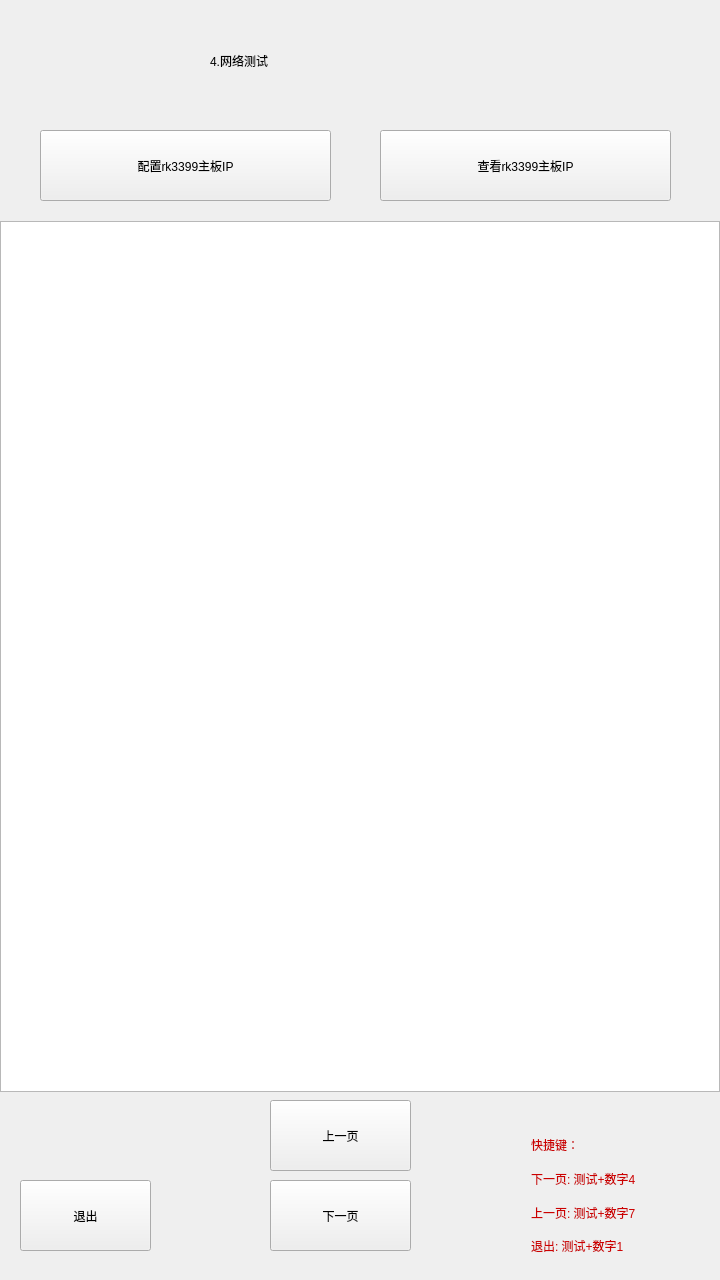
Old version of the form widget.ui in the repository zhaozhi0810/qt5-rk3399-test-2023-03.
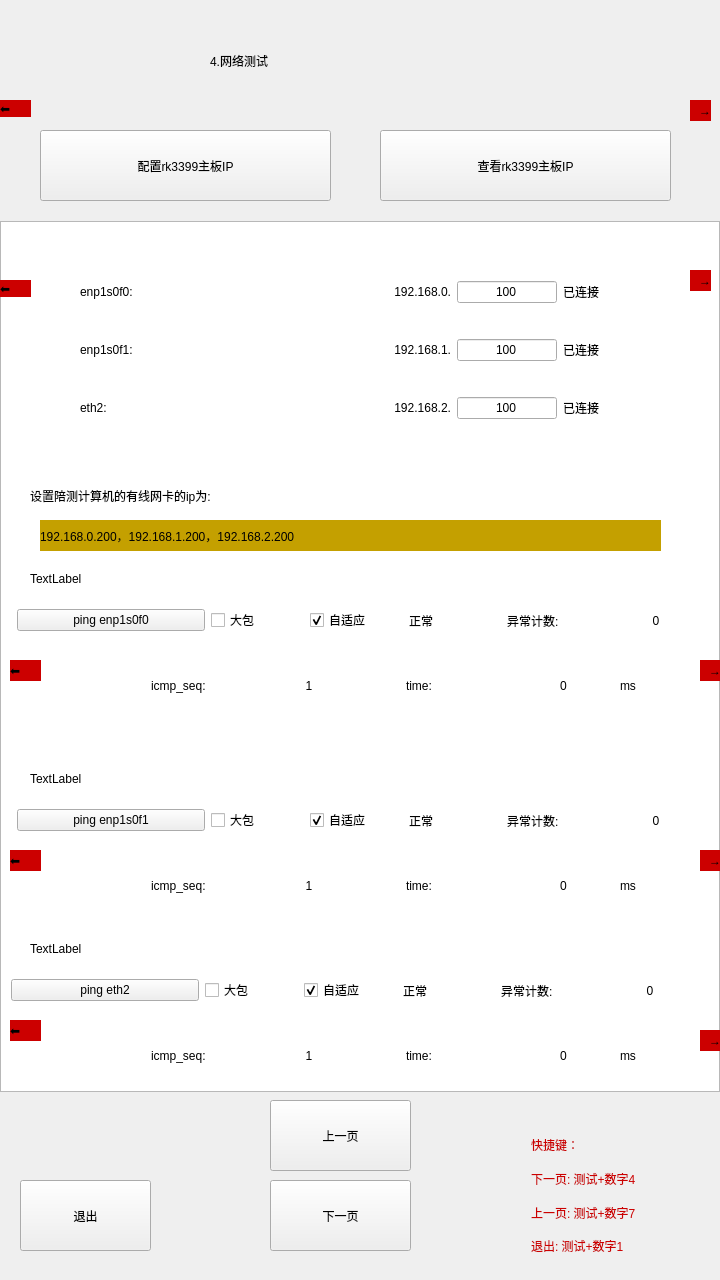
New version of the form. The open tabs and pages were chosen to show the change.

What changed in the file:
```diff
--- a/widget.ui
+++ b/widget.ui
@@ -32,7 +32,7 @@
     </sizepolicy>
    </property>
    <property name="currentIndex">
-    <number>3</number>
+    <number>4</number>
    </property>
    <widget class="QWidget" name="page">
     <widget class="QWidget" name="verticalLayoutWidget">
@@ -2565,6 +2565,192 @@
       <string>TextLabel</string>
      </property>
     </widget>
+    <widget class="QLabel" name="label_26">
+     <property name="geometry">
+      <rect>
+       <x>0</x>
+       <y>100</y>
+       <width>31</width>
+       <height>17</height>
+      </rect>
+     </property>
+     <property name="styleSheet">
+      <string notr="true">font: 20pt &quot;Ubuntu&quot;;
+background-color: rgb(204, 0, 0);</string>
+     </property>
+     <property name="text">
+      <string>⬅</string>
+     </property>
+    </widget>
+    <widget class="QLabel" name="label_27">
+     <property name="geometry">
+      <rect>
+       <x>0</x>
+       <y>280</y>
+       <width>31</width>
+       <height>17</height>
+      </rect>
+     </property>
+     <property name="styleSheet">
+      <string notr="true">font: 20pt &quot;Ubuntu&quot;;
+background-color: rgb(204, 0, 0);</string>
+     </property>
+     <property name="text">
+      <string>⬅</string>
+     </property>
+    </widget>
+    <widget class="QLabel" name="label_32">
+     <property name="geometry">
+      <rect>
+       <x>10</x>
+       <y>660</y>
+       <width>31</width>
+       <height>21</height>
+      </rect>
+     </property>
+     <property name="styleSheet">
+      <string notr="true">font: 20pt &quot;Ubuntu&quot;;
+background-color: rgb(204, 0, 0);</string>
+     </property>
+     <property name="text">
+      <string>⬅</string>
+     </property>
+    </widget>
+    <widget class="QLabel" name="label_33">
+     <property name="geometry">
+      <rect>
+       <x>700</x>
+       <y>1030</y>
+       <width>21</width>
+       <height>21</height>
+      </rect>
+     </property>
+     <property name="styleSheet">
+      <string notr="true">font: 20pt &quot;Ubuntu&quot;;
+background-color: rgb(204, 0, 0);</string>
+     </property>
+     <property name="text">
+      <string>→</string>
+     </property>
+     <property name="alignment">
+      <set>Qt::AlignRight|Qt::AlignTrailing|Qt::AlignVCenter</set>
+     </property>
+    </widget>
+    <widget class="QLabel" name="label_34">
+     <property name="geometry">
+      <rect>
+       <x>10</x>
+       <y>850</y>
+       <width>31</width>
+       <height>21</height>
+      </rect>
+     </property>
+     <property name="styleSheet">
+      <string notr="true">font: 20pt &quot;Ubuntu&quot;;
+background-color: rgb(204, 0, 0);</string>
+     </property>
+     <property name="text">
+      <string>⬅</string>
+     </property>
+    </widget>
+    <widget class="QLabel" name="label_38">
+     <property name="geometry">
+      <rect>
+       <x>10</x>
+       <y>1020</y>
+       <width>31</width>
+       <height>21</height>
+      </rect>
+     </property>
+     <property name="styleSheet">
+      <string notr="true">font: 20pt &quot;Ubuntu&quot;;
+background-color: rgb(204, 0, 0);</string>
+     </property>
+     <property name="text">
+      <string>⬅</string>
+     </property>
+    </widget>
+    <widget class="QLabel" name="label_39">
+     <property name="geometry">
+      <rect>
+       <x>700</x>
+       <y>850</y>
+       <width>21</width>
+       <height>21</height>
+      </rect>
+     </property>
+     <property name="styleSheet">
+      <string notr="true">font: 20pt &quot;Ubuntu&quot;;
+background-color: rgb(204, 0, 0);</string>
+     </property>
+     <property name="text">
+      <string>→</string>
+     </property>
+     <property name="alignment">
+      <set>Qt::AlignRight|Qt::AlignTrailing|Qt::AlignVCenter</set>
+     </property>
+    </widget>
+    <widget class="QLabel" name="label_40">
+     <property name="geometry">
+      <rect>
+       <x>690</x>
+       <y>100</y>
+       <width>21</width>
+       <height>21</height>
+      </rect>
+     </property>
+     <property name="styleSheet">
+      <string notr="true">font: 20pt &quot;Ubuntu&quot;;
+background-color: rgb(204, 0, 0);</string>
+     </property>
+     <property name="text">
+      <string>→</string>
+     </property>
+     <property name="alignment">
+      <set>Qt::AlignRight|Qt::AlignTrailing|Qt::AlignVCenter</set>
+     </property>
+    </widget>
+    <widget class="QLabel" name="label_68">
+     <property name="geometry">
+      <rect>
+       <x>700</x>
+       <y>660</y>
+       <width>21</width>
+       <height>21</height>
+      </rect>
+     </property>
+     <property name="styleSheet">
+      <string notr="true">font: 20pt &quot;Ubuntu&quot;;
+background-color: rgb(204, 0, 0);</string>
+     </property>
+     <property name="text">
+      <string>→</string>
+     </property>
+     <property name="alignment">
+      <set>Qt::AlignRight|Qt::AlignTrailing|Qt::AlignVCenter</set>
+     </property>
+    </widget>
+    <widget class="QLabel" name="label_69">
+     <property name="geometry">
+      <rect>
+       <x>690</x>
+       <y>270</y>
+       <width>21</width>
+       <height>21</height>
+      </rect>
+     </property>
+     <property name="styleSheet">
+      <string notr="true">font: 20pt &quot;Ubuntu&quot;;
+background-color: rgb(204, 0, 0);</string>
+     </property>
+     <property name="text">
+      <string>→</string>
+     </property>
+     <property name="alignment">
+      <set>Qt::AlignRight|Qt::AlignTrailing|Qt::AlignVCenter</set>
+     </property>
+    </widget>
+    <zorder>textBrowser_ifconfig</zorder>
     <zorder>verticalLayoutWidget_6</zorder>
     <zorder>label_Page2_title_2</zorder>
     <zorder>pushButton_3</zorder>
@@ -2584,7 +2770,16 @@
     <zorder>label_ping_reson3</zorder>
     <zorder>label_ping_reson2</zorder>
     <zorder>label_ping_reson1</zorder>
-    <zorder>textBrowser_ifconfig</zorder>
+    <zorder>label_26</zorder>
+    <zorder>label_27</zorder>
+    <zorder>label_32</zorder>
+    <zorder>label_33</zorder>
+    <zorder>label_34</zorder>
+    <zorder>label_38</zorder>
+    <zorder>label_39</zorder>
+    <zorder>label_40</zorder>
+    <zorder>label_68</zorder>
+    <zorder>label_69</zorder>
    </widget>
    <widget class="QWidget" name="page_4">
     <widget class="QLabel" name="label_Page2_title_3">
@@ -2608,7 +2803,7 @@
       <rect>
        <x>60</x>
        <y>720</y>
-       <width>601</width>
+       <width>631</width>
        <height>291</height>
       </rect>
      </property>
@@ -2621,9 +2816,9 @@
      <widget class="QPushButton" name="pushButton_Play">
       <property name="geometry">
        <rect>
-        <x>420</x>
+        <x>410</x>
         <y>200</y>
-        <width>171</width>
+        <width>221</width>
         <height>81</height>
        </rect>
       </property>
@@ -2631,7 +2826,7 @@
        <string notr="true">font: 24pt &quot;Ubuntu&quot;;</string>
       </property>
       <property name="text">
-       <string>开始</string>
+       <string>开始(拨号键)</string>
       </property>
      </widget>
      <widget class="QWidget" name="gridLayoutWidget_2">
@@ -2640,7 +2835,7 @@
         <x>10</x>
         <y>50</y>
         <width>401</width>
-        <height>221</height>
+        <height>181</height>
        </rect>
       </property>
       <layout class="QGridLayout" name="gridLayout_2">
@@ -2694,13 +2889,13 @@
        <rect>
         <x>440</x>
         <y>60</y>
-        <width>141</width>
-        <height>100</height>
+        <width>161</width>
+        <height>121</height>
        </rect>
       </property>
       <layout class="QVBoxLayout" name="verticalLayout_7">
        <item>
-        <widget class="QRadioButton" name="radioButton_2">
+        <widget class="QRadioButton" name="radioButton_micpanel">
          <property name="styleSheet">
           <string notr="true">font: 20pt &quot;Ubuntu&quot;;</string>
          </property>
@@ -2716,7 +2911,7 @@
         </widget>
        </item>
        <item>
-        <widget class="QRadioButton" name="radioButton">
+        <widget class="QRadioButton" name="radioButton_michand">
          <property name="styleSheet">
           <string notr="true">font: 20pt &quot;Ubuntu&quot;;</string>
          </property>
```
